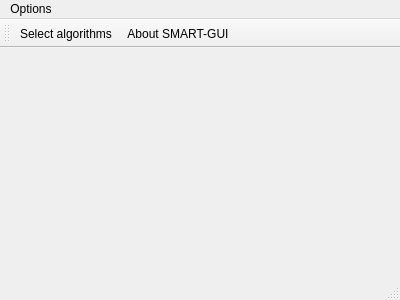
Above: SMART-GUI-V2/mainwindow.ui from smart-tool/smart-gui before the change. Below: the same form after it.
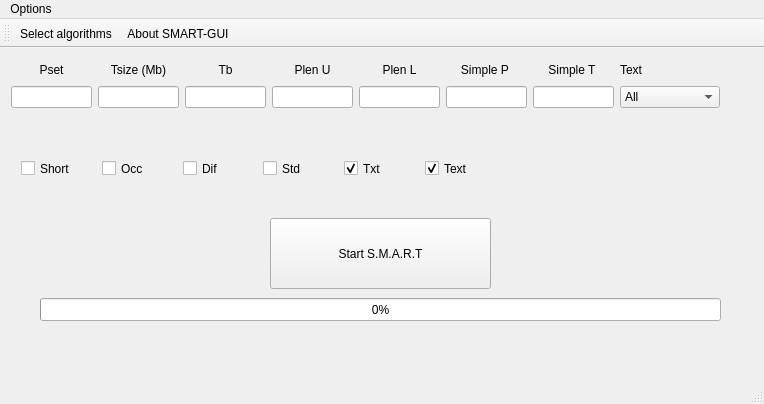
That is the form after the change.

```diff
--- a/SMART-GUI-V2/mainwindow.ui
+++ b/SMART-GUI-V2/mainwindow.ui
@@ -6,20 +6,315 @@
    <rect>
     <x>0</x>
     <y>0</y>
-    <width>400</width>
-    <height>300</height>
+    <width>764</width>
+    <height>404</height>
    </rect>
   </property>
+  <property name="sizePolicy">
+   <sizepolicy hsizetype="Preferred" vsizetype="Preferred">
+    <horstretch>0</horstretch>
+    <verstretch>0</verstretch>
+   </sizepolicy>
+  </property>
   <property name="windowTitle">
    <string>SMART-GUI</string>
   </property>
-  <widget class="QWidget" name="centralWidget"/>
+  <property name="autoFillBackground">
+   <bool>false</bool>
+  </property>
+  <property name="dockOptions">
+   <set>QMainWindow::AllowTabbedDocks|QMainWindow::AnimatedDocks</set>
+  </property>
+  <widget class="QWidget" name="centralWidget">
+   <widget class="QWidget" name="gridLayoutWidget">
+    <property name="geometry">
+     <rect>
+      <x>0</x>
+      <y>0</y>
+      <width>731</width>
+      <height>71</height>
+     </rect>
+    </property>
+    <layout class="QGridLayout" name="gridLayout">
+     <item row="0" column="4">
+      <widget class="QLabel" name="label_6">
+       <property name="text">
+        <string>Plen L</string>
+       </property>
+       <property name="alignment">
+        <set>Qt::AlignCenter</set>
+       </property>
+      </widget>
+     </item>
+     <item row="0" column="3">
+      <widget class="QLabel" name="label_4">
+       <property name="text">
+        <string>Plen U</string>
+       </property>
+       <property name="alignment">
+        <set>Qt::AlignCenter</set>
+       </property>
+      </widget>
+     </item>
+     <item row="0" column="5">
+      <widget class="QLabel" name="label_7">
+       <property name="text">
+        <string>Simple P </string>
+       </property>
+       <property name="alignment">
+        <set>Qt::AlignCenter</set>
+       </property>
+      </widget>
+     </item>
+     <item row="0" column="2">
+      <widget class="QLabel" name="label_2">
+       <property name="text">
+        <string>Tb</string>
+       </property>
+       <property name="alignment">
+        <set>Qt::AlignCenter</set>
+       </property>
+      </widget>
+     </item>
+     <item row="1" column="3">
+      <widget class="QLineEdit" name="lineEdit_6"/>
+     </item>
+     <item row="1" column="0">
+      <widget class="QLineEdit" name="lineEdit"/>
+     </item>
+     <item row="1" column="7">
+      <widget class="QComboBox" name="comboBox">
+       <item>
+        <property name="text">
+         <string>All</string>
+        </property>
+       </item>
+       <item>
+        <property name="text">
+         <string>EnglishTexts</string>
+        </property>
+       </item>
+       <item>
+        <property name="text">
+         <string>ItalianTexts</string>
+        </property>
+       </item>
+       <item>
+        <property name="text">
+         <string>Genone</string>
+        </property>
+       </item>
+       <item>
+        <property name="text">
+         <string>Protein</string>
+        </property>
+       </item>
+       <item>
+        <property name="text">
+         <string>Rand2</string>
+        </property>
+       </item>
+       <item>
+        <property name="text">
+         <string>Rand4</string>
+        </property>
+       </item>
+       <item>
+        <property name="text">
+         <string>Rand8</string>
+        </property>
+       </item>
+       <item>
+        <property name="text">
+         <string>Rand16</string>
+        </property>
+       </item>
+       <item>
+        <property name="text">
+         <string>Rand32</string>
+        </property>
+       </item>
+       <item>
+        <property name="text">
+         <string>Rand64</string>
+        </property>
+       </item>
+       <item>
+        <property name="text">
+         <string>Rand128</string>
+        </property>
+       </item>
+       <item>
+        <property name="text">
+         <string>Rand250</string>
+        </property>
+       </item>
+      </widget>
+     </item>
+     <item row="1" column="1">
+      <widget class="QLineEdit" name="lineEdit_4"/>
+     </item>
+     <item row="0" column="0">
+      <widget class="QLabel" name="label">
+       <property name="layoutDirection">
+        <enum>Qt::LeftToRight</enum>
+       </property>
+       <property name="text">
+        <string>Pset</string>
+       </property>
+       <property name="alignment">
+        <set>Qt::AlignCenter</set>
+       </property>
+      </widget>
+     </item>
+     <item row="0" column="1">
+      <widget class="QLabel" name="label_3">
+       <property name="text">
+        <string>Tsize (Mb)</string>
+       </property>
+       <property name="alignment">
+        <set>Qt::AlignCenter</set>
+       </property>
+      </widget>
+     </item>
+     <item row="1" column="4">
+      <widget class="QLineEdit" name="lineEdit_7"/>
+     </item>
+     <item row="0" column="7">
+      <widget class="QLabel" name="label_5">
+       <property name="text">
+        <string>Text</string>
+       </property>
+      </widget>
+     </item>
+     <item row="1" column="5">
+      <widget class="QLineEdit" name="lineEdit_8">
+       <property name="maxLength">
+        <number>1000</number>
+       </property>
+      </widget>
+     </item>
+     <item row="1" column="2">
+      <widget class="QLineEdit" name="lineEdit_5"/>
+     </item>
+     <item row="1" column="6">
+      <widget class="QLineEdit" name="lineEdit_9">
+       <property name="maxLength">
+        <number>100</number>
+       </property>
+      </widget>
+     </item>
+     <item row="0" column="6">
+      <widget class="QLabel" name="label_8">
+       <property name="text">
+        <string>Simple T </string>
+       </property>
+       <property name="alignment">
+        <set>Qt::AlignCenter</set>
+       </property>
+      </widget>
+     </item>
+    </layout>
+   </widget>
+   <widget class="QWidget" name="gridLayoutWidget_2">
+    <property name="geometry">
+     <rect>
+      <x>10</x>
+      <y>100</y>
+      <width>501</width>
+      <height>41</height>
+     </rect>
+    </property>
+    <layout class="QGridLayout" name="gridLayout_2">
+     <item row="0" column="5">
+      <widget class="QCheckBox" name="checkBox_6">
+       <property name="text">
+        <string>Text</string>
+       </property>
+       <property name="checked">
+        <bool>true</bool>
+       </property>
+      </widget>
+     </item>
+     <item row="0" column="0">
+      <widget class="QCheckBox" name="checkBox">
+       <property name="text">
+        <string>Short</string>
+       </property>
+       <property name="checked">
+        <bool>false</bool>
+       </property>
+      </widget>
+     </item>
+     <item row="0" column="1">
+      <widget class="QCheckBox" name="checkBox_2">
+       <property name="text">
+        <string>Occ</string>
+       </property>
+      </widget>
+     </item>
+     <item row="0" column="3">
+      <widget class="QCheckBox" name="checkBox_4">
+       <property name="text">
+        <string>Std</string>
+       </property>
+      </widget>
+     </item>
+     <item row="0" column="4">
+      <widget class="QCheckBox" name="checkBox_5">
+       <property name="text">
+        <string>Txt</string>
+       </property>
+       <property name="checked">
+        <bool>true</bool>
+       </property>
+       <property name="tristate">
+        <bool>false</bool>
+       </property>
+      </widget>
+     </item>
+     <item row="0" column="2">
+      <widget class="QCheckBox" name="checkBox_3">
+       <property name="text">
+        <string>Dif</string>
+       </property>
+      </widget>
+     </item>
+    </layout>
+   </widget>
+   <widget class="QProgressBar" name="progressBar">
+    <property name="geometry">
+     <rect>
+      <x>40</x>
+      <y>250</y>
+      <width>681</width>
+      <height>23</height>
+     </rect>
+    </property>
+    <property name="value">
+     <number>0</number>
+    </property>
+   </widget>
+   <widget class="QPushButton" name="pushButton">
+    <property name="geometry">
+     <rect>
+      <x>270</x>
+      <y>170</y>
+      <width>221</width>
+      <height>71</height>
+     </rect>
+    </property>
+    <property name="text">
+     <string>Start S.M.A.R.T</string>
+    </property>
+   </widget>
+  </widget>
   <widget class="QMenuBar" name="menuBar">
    <property name="geometry">
     <rect>
      <x>0</x>
      <y>0</y>
-     <width>400</width>
+     <width>764</width>
      <height>25</height>
     </rect>
    </property>
```
Left out of the diff: 20 changed lines with no effect on the pictures.
